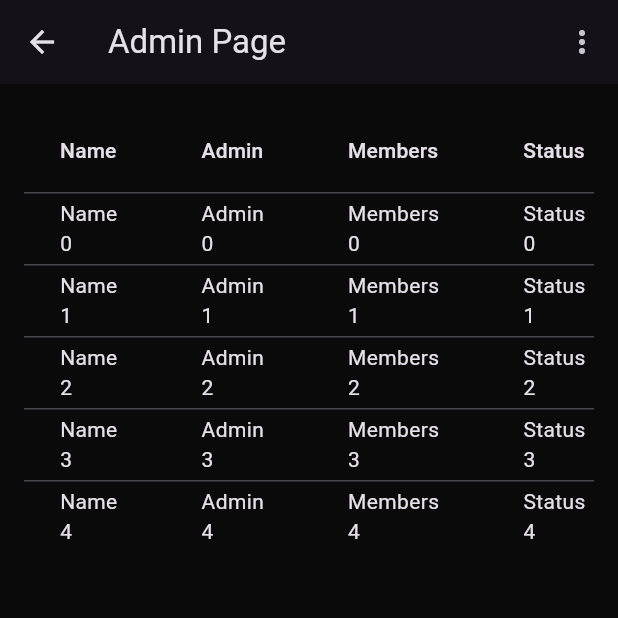
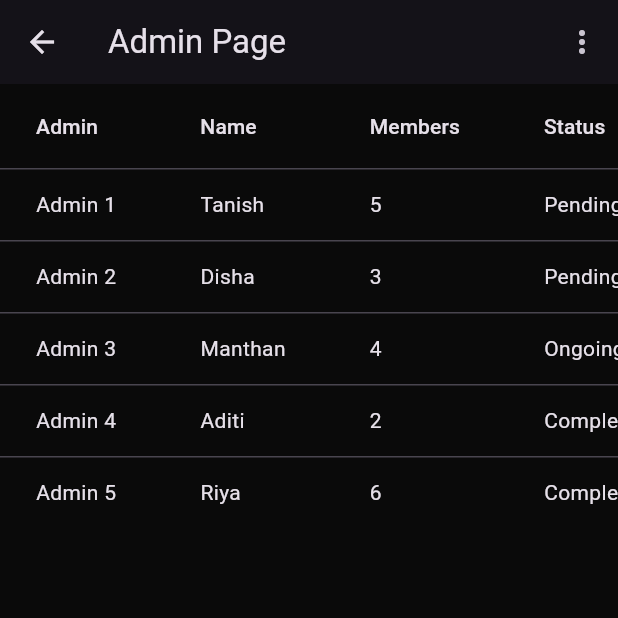
Before and after one commit to FlutterFliesOfficial/brutalBanana, a Flutter app: the screen it shows after launch, scrolled down 172 dp, after a tap on the "account tree" icon, on a phone screen of 412 x 824 dp, the top half of it. Run offline on Flutter 3.47's test engine with Material 3 defaults, Android fonts, the light colour scheme and no system bars; our stand-ins replace fl_chart, fluttertoast, hive, hive_flutter; accounts and stored records are empty.

Commit message:
tanish 2

```diff
--- a/lib/view/screens/admin_screen.dart
+++ b/lib/view/screens/admin_screen.dart
@@ -1,20 +1,98 @@
 import 'package:flutter/material.dart';
+import 'package:hive/hive.dart';
+import 'package:hive_flutter/hive_flutter.dart';
 
-class AdminPage extends StatelessWidget {
-  const AdminPage({Key? key}) : super(key: key);
+class AdminPage extends StatefulWidget {
+  @override
+  _AdminPageState createState() => _AdminPageState();
+}
+
+class _AdminPageState extends State<AdminPage> {
+  Box<dynamic>? _adminBox;
+
+  @override
+  void initState() {
+    super.initState();
+    _initHive();
+  }
+
+  Future<void> _initHive() async {
+    await Hive.initFlutter();
+    _adminBox = await Hive.openBox('adminTasks');
+    if (_adminBox!.isEmpty) {
+      _populateDummyData();
+    }
+    setState(() {});
+  }
+
+  void _populateDummyData() {
+    List<Map<String, dynamic>> tasks = [
+      {
+        'name': 'Tanish',
+        'admin': 'Admin 1',
+        'members': 5,
+        'status': 'Pending',
+        'finishDate': '2024-12-01',
+        'completed': false,
+      },
+      {
+        'name': 'Disha',
+        'admin': 'Admin 2',
+        'members': 3,
+        'status': 'Pending',
+        'finishDate': '2024-12-02',
+        'completed': false,
+      },
+      {
+        'name': 'Manthan',
+        'admin': 'Admin 3',
+        'members': 4,
+        'status': 'Ongoing',
+        'finishDate': '2024-12-03',
+        'completed': false,
+      },
+      {
+        'name': 'Aditi',
+        'admin': 'Admin 4',
+        'members': 2,
+        'status': 'Completed',
+        'finishDate': '2024-12-04',
+        'completed': true,
+      },
+      {
+        'name': 'Riya',
+        'admin': 'Admin 5',
+        'members': 6,
+        'status': 'Completed',
+        'finishDate': '2024-12-05',
+        'completed': true,
+      },
+    ];
+    _adminBox!.addAll(tasks);
+  }
+
+  void _updateTaskCompletion(int index, bool? value) {
+    var task = (_adminBox!.getAt(index) as Map).cast<String, dynamic>();
+    if (task != null) {
+      task['completed'] = value ?? false;
+      _adminBox!.putAt(index, task);
+      setState(() {});
+    }
+  }
 
   @override
   Widget build(BuildContext context) {
     return Scaffold(
       appBar: AppBar(
-        title: const Text('Admin Page'),
+        title: Text('Admin Page'),
         actions: [
           PopupMenuButton<String>(
             onSelected: (value) {
-              // Handle filter/sort option
+              // Handle sorting/filtering logic here
             },
             itemBuilder: (BuildContext context) {
-              return {'List', 'Cards'}.map((String choice) {
+              return {'Sort by Name', 'Sort by Date', 'View as Cards'}
+                  .map((String choice) {
                 return PopupMenuItem<String>(
                   value: choice,
                   child: Text(choice),
@@ -24,33 +102,59 @@ class AdminPage extends StatelessWidget {
           ),
         ],
       ),
-      body: Padding(
-        padding: const EdgeInsets.all(16.0),
+      body: _adminBox == null
+          ? Center(child: CircularProgressIndicator())
+          : LayoutBuilder(
+              builder: (context, constraints) {
+                return SingleChildScrollView(
+                  scrollDirection: Axis.horizontal,
+                  child: ConstrainedBox(
+                    constraints: BoxConstraints(
+                      minWidth: constraints.maxWidth,
+                    ),
+                    child: SingleChildScrollView(
+                      scrollDirection: Axis.vertical,
                       child: DataTable(
-          columns: const [
+                        columns: [
+                          DataColumn(label: Text('Admin')),
                           DataColumn(label: Text('Name')),
-            DataColumn(label: Text('Admin')),
                           DataColumn(label: Text('Members')),
                           DataColumn(label: Text('Status')),
                           DataColumn(label: Text('Finish Date')),
+                          DataColumn(label: Text('Completed')),
                         ],
-          rows: _buildTableRows(),
+                        rows:
+                            List<DataRow>.generate(_adminBox!.length, (index) {
+                          var task = (_adminBox!.getAt(index) as Map)
+                              .cast<String, dynamic>();
+                          return DataRow(cells: [
+                            DataCell(Text(task['admin'] ?? '')),
+                            DataCell(Text(task['name'] ?? '')),
+                            DataCell(Text(task['members']?.toString() ?? '')),
+                            DataCell(Text(task['status'] ?? '')),
+                            DataCell(Text(task['finishDate'] ?? '')),
+                            DataCell(
+                              Row(
+                                children: [
+                                  if (task['completed'] == true)
+                                    Icon(Icons.circle,
+                                        color: Colors.green, size: 12),
+                                  Checkbox(
+                                    value: task['completed'] ?? false,
+                                    onChanged: (bool? value) {
+                                      _updateTaskCompletion(index, value);
+                                    },
+                                  ),
+                                ],
+                              ),
+                            ),
+                          ]);
+                        }),
+                      ),
                     ),
                   ),
                 );
-  }
-
-  List<DataRow> _buildTableRows() {
-    return List<DataRow>.generate(
-      5,
-      (index) => DataRow(
-        cells: [
-          DataCell(Text('Name $index')),
-          DataCell(Text('Admin $index')),
-          DataCell(Text('Members $index')),
-          DataCell(Text('Status $index')),
-          DataCell(Text('Finish Date $index')),
-        ],
+              },
             ),
     );
   }
--- a/lib/view/widgets/custom_button.dart
+++ b/lib/view/widgets/custom_button.dart
@@ -7,8 +7,8 @@ class CustomButton extends StatelessWidget {
     super.key,
     required this.width,
     required this.title,
-    this.isIconButton = false,
-    required Null Function() onPressed,
+    this.isIconButton = true,
+    required Function() onPressed,
   });
 
   final double width;
--- a/lib/view/widgets/side_bar.dart
+++ b/lib/view/widgets/side_bar.dart
@@ -180,7 +180,7 @@ class _SideBarState extends State<SideBar> {
       case 'admin':
         Navigator.push(
           context,
-          MaterialPageRoute(builder: (context) => const AdminPage()),
+          MaterialPageRoute(builder: (context) => AdminPage()),
         );
         break;
       case 'add':
--- a/lib/view/widgets/stock_widget.dart
+++ b/lib/view/widgets/stock_widget.dart
@@ -202,13 +202,17 @@ class EquipmentWidget extends StatelessWidget {
           ),
           CustomButton(
             width: context.width * 0.15,
-            title: 'View Detailed Report',
+            title: 'Vw Detailed Report',
             onPressed: () {
-              // Navigate to detailed report page
-              Navigator.push(
-                context,
-                MaterialPageRoute(builder: (context) => ReportPage()),
-              );
+              print("object");
+              try {
+                Navigator.push(
+                  context,
+                  MaterialPageRoute(builder: (context) => ReportPage()),
+                );
+              } catch (e) {
+                print('Error navigating to ReportPage: $e');
+              }
             },
           ),
         ],
--- a/pubspec.yaml
+++ b/pubspec.yaml
@@ -12,11 +12,16 @@ dependencies:
   cupertino_icons: ^1.0.2
   fl_chart: ^0.62.0
   fluttertoast: ^8.2.6
+  hive: ^2.2.3
+  hive_flutter: ^1.1.0
+  path_provider: ^2.1.3
 
 dev_dependencies:
   flutter_test:
     sdk: flutter
   flutter_lints: ^2.0.0
+  hive_generator: ^2.0.1
+  build_runner: ^2.4.9
 
 flutter:
   uses-material-design: true
```
Also changed, not shown: pubspec.lock, 3 other files. Lines whose indentation alone changed are shown as unchanged.
